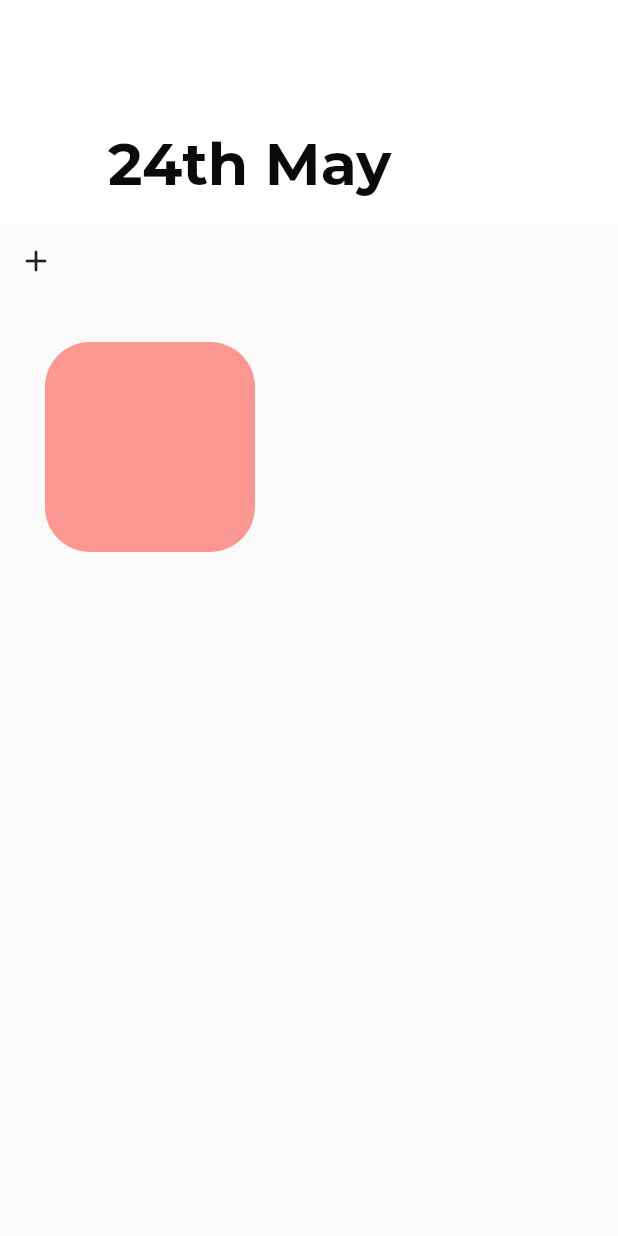
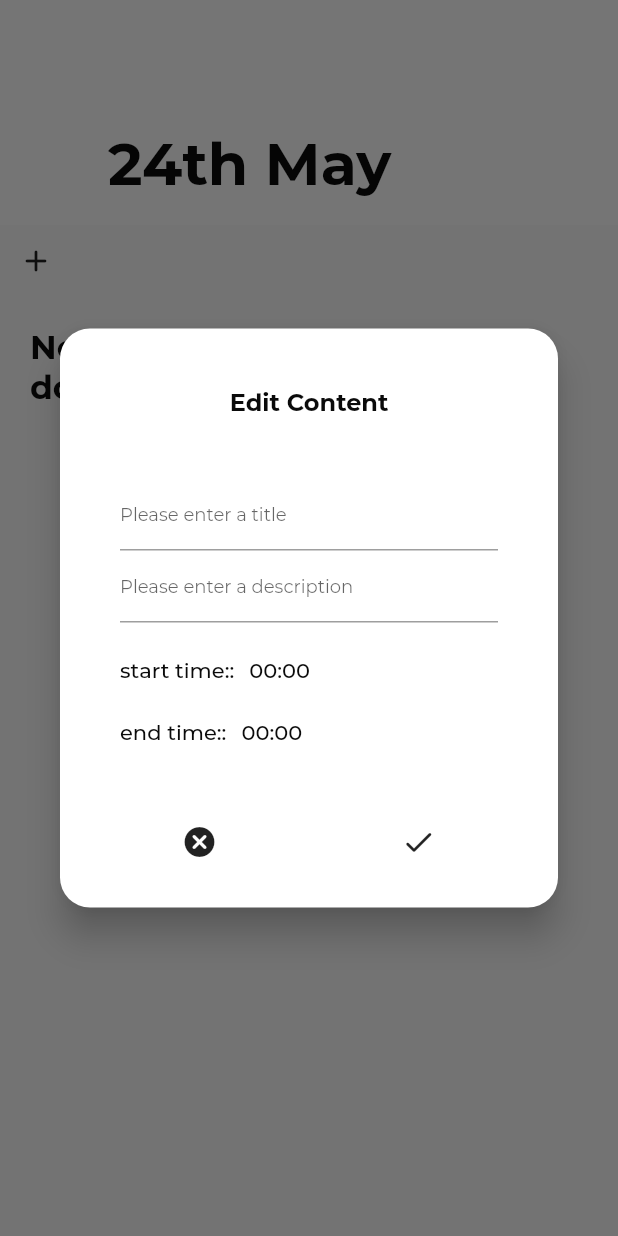
Before and after one commit to TotallyInformatik/plarneit, a Flutter app: the screen it shows after launch, after a tap on the "add" icon, on a phone screen of 412 x 824 dp. Run offline on Flutter 3.47's test engine with Material 2 defaults, Android fonts, the phone set to English and light mode, and no system bars; project files that could hold a hidden picture were left out.

```diff
--- a/lib/DayPage.dart
+++ b/lib/DayPage.dart
@@ -1,5 +1,6 @@
 import 'package:flutter/material.dart';
 import 'package:flutter/rendering.dart';
+import 'package:plarneit/utils/conversion.dart';
 import 'package:plarneit/utils/spacing.dart';
 import 'DayWidgetContainer.dart';
 import 'utils/constants.dart';
@@ -8,26 +9,6 @@ class DayPage extends StatelessWidget {
   DayPage(this.date);
 
   final DateTime date;
-
-  String constructDateStringFromDate(DateTime dateTime) {
-    String suffix;
-    switch (dateTime.day) {
-      case 1:
-        suffix = "st";
-        break;
-      case 2:
-        suffix = "nd";
-        break;
-      case 3:
-        suffix = "rd";
-        break;
-      default:
-        suffix = "th";
-        break;
-    }
-
-    return "${dateTime.day}${suffix} ${MONTH_TO_STRING[dateTime.month]}";
-  }
 
   @override
   Widget build(BuildContext context) {
@@ -40,7 +21,7 @@ class DayPage extends StatelessWidget {
                 expandedHeight: 150.0,
                 flexibleSpace: FlexibleSpaceBar(
                   title: Text(
-                      constructDateStringFromDate(date),
+                      dateToText(date),
                       style: Theme.of(context).textTheme.headline1,
                       textAlign: TextAlign.left
                   ),
--- a/lib/DayWidgetContainer.dart
+++ b/lib/DayWidgetContainer.dart
@@ -2,6 +2,7 @@ import 'package:flutter/material.dart';
 import 'package:flutter/rendering.dart';
 import 'package:plarneit/UrgencyTypes.dart';
 import 'package:plarneit/utils/spacing.dart';
+import 'Dialogs.dart';
 import 'UserMadeWidgets.dart';
 import 'utils/constants.dart';
 
@@ -48,17 +49,30 @@ class _DayWidgetContainerState extends State<DayWidgetContainer> {
               IconButton(
                   icon: Icon(Icons.add_rounded),
                   tooltip: "Add task",
-                  onPressed: () {
+                  onPressed: () async {
+                    Map widgetInformation = await showEditDialog(context);
+
+                    if (widgetInformation.length > 0) {
+
                       setState(() {
                         List<UserMadeWidget> newWidgets = [];
                         newWidgets.addAll(this._widgets);
 
-                      newWidgets.add(UserMadeWidget(urgency: UrgencyTypes.NOT_URGENT_AT_ALL, title: "", description: "", id: this.widget.nextWidgetId, date: DateTime(1), starttime: TimeOfDay(hour: 13, minute: 2), endtime: TimeOfDay(hour: 13, minute: 2)));
+                        newWidgets.add(UserMadeWidget(
+                          urgency: UrgencyTypes.NOT_URGENT_AT_ALL,
+                          id: this.widget.nextWidgetId,
+                          date: this.widget.date,
+                          title: widgetInformation["title"],
+
+
+                        ));
 
                         this._nextWidgetId++;
                         this._widgets = newWidgets;
                         print(this._widgets);
                       });
+
+                    }
                   }
               ),
             ],
--- a/lib/Dialogs.dart
+++ b/lib/Dialogs.dart
@@ -7,7 +7,7 @@ import 'utils/constants.dart';
 import 'UrgencyTypes.dart';
 
 // base function
-Future<Map> showCustomDialog(BuildContext context, String title, List<Widget> content, List<Widget> actions) async {
+Future<Map> showCustomDialog(BuildContext context, String title, List<Widget> content, List<Widget> actions, {GlobalKey<FormState> formKey}) async {
 
   ScrollController _scrollController = ScrollController();
 
@@ -25,6 +25,7 @@ Future<Map> showCustomDialog(BuildContext context, String title, List<Widget> co
             isAlwaysShown: true,
             controller: _scrollController,
             child: ListView(
+              shrinkWrap: true,
               controller: _scrollController,
               children: [
                 Container(
@@ -34,8 +35,12 @@ Future<Map> showCustomDialog(BuildContext context, String title, List<Widget> co
                       children: [
                         Padding( // title
                             padding: EdgeInsets.only(top: innerPadding, bottom: innerPadding),
-                            child: Text(title)
+                            child: Text(title, style: Theme.of(context).textTheme.headline4)
                         ),
+                        Form(
+                          key: formKey,
+                          child: Column(
+                            children: [
                               Padding( // content
                                   padding: EdgeInsets.all(innerPadding),
                                   child: Column(
@@ -49,6 +54,10 @@ Future<Map> showCustomDialog(BuildContext context, String title, List<Widget> co
                                       crossAxisAlignment: CrossAxisAlignment.end,
                                       children: actions.map((action) => Expanded(child: action)).toList()
                                   )
+                              ),
+                            ]
+                          )
+
                         )
                       ]
                   ),
@@ -68,16 +77,28 @@ Future<Map> showEditDialog(BuildContext context) async {
   TimePickerController startTimeController = TimePickerController();
   TimePickerController endTimeController = TimePickerController();
 
+  final _formKey = GlobalKey<FormState>();
+
+
+  Function textFieldValidator = (String value) {
+    if (value == null || value.isEmpty) {
+      return "required field";
+    }
+    return null;
+  };
+
   return await showCustomDialog(context,
     "Edit Content",
     [
-      TextField(
+      TextFormField(
+          validator: textFieldValidator,
           decoration: InputDecoration(
               hintText: "Please enter a title"
           ),
           controller: titleController
       ),
-      TextField(
+      TextFormField(
+          validator: textFieldValidator,
           decoration: InputDecoration(
               hintText: "Please enter a description"
           ),
@@ -102,14 +123,17 @@ Future<Map> showEditDialog(BuildContext context) async {
       IconButton(
         icon: Icon(Icons.done_rounded),
         onPressed: () {
+          if (_formKey.currentState.validate()) {
             Navigator.of(context).pop({
               "title": titleController.text,
               "description": descriptionController.text,
               "start-time": startTimeController.selectedTime,
               "end-time": startTimeController.selectedTime
             });
+          }
         },
       )
-    ]
+    ],
+    formKey: _formKey
   );
 }
--- /dev/null
+++ b/lib/UserMadeWidgetInformation.dart
@@ -0,0 +1,69 @@
+import 'package:flutter/material.dart';
+import 'package:flutter/rendering.dart';
+import 'package:plarneit/utils/conversion.dart';
+import 'package:plarneit/utils/spacing.dart';
+import 'Dialogs.dart';
+import 'utils/constants.dart';
+
+import 'UrgencyTypes.dart';
+
+
+// this class stores all information for userMadeWidgets and updates it accordingly in the json file
+
+
+class UserMadeWidgetInformation {
+
+  UrgencyTypes _urgency;
+  String _title;
+  String _description;
+  TimeOfDay _starttime;
+  TimeOfDay _endtime;
+
+  final int _id;
+  final DateTime _date;
+
+  UrgencyTypes get urgency { return this._urgency; }
+  String get title { return this._title; }
+  String get description { return this._description; }
+  int get id { return this._id; }
+  DateTime get date { return this._date; }
+  TimeOfDay get starttime { return this._starttime; }
+  TimeOfDay get endtime { return this._endtime; }
+
+  set urgency(UrgencyTypes value) {
+    this._urgency = value;
+    this._updateInformation("urgency", enumToString(value));
+  }
+  set title(String value) {
+    this._title = value;
+    this._updateInformation("title", value);
+  }
+  set description(String value) {
+    this._description  = value;
+    this._updateInformation("description", value);
+  }
+  set starttime(TimeOfDay value) {
+    this._starttime = value;
+    this._updateInformation("starttime", timeToString(value));
+  }
+  set endtime(TimeOfDay value) {
+    this._endtime = value;
+    this._updateInformation("endtime", timeToString(value));
+  }
+
+
+  UserMadeWidgetInformation(UrgencyTypes urgency, String title, String description, TimeOfDay starttime, TimeOfDay endtime, this._id, this._date) {
+    this._urgency = urgency;
+    this._title = title;
+    this._description = description;
+    this._starttime = starttime;
+    this._endtime = endtime;
+
+    // TODO: write to json
+  }
+
+  _updateInformation(String jsonKey, String jsonValue) {
+    // TODO: write to json
+  }
+
+}
--- a/lib/main.dart
+++ b/lib/main.dart
@@ -2,6 +2,7 @@ import 'dart:io';
 import 'dart:ui';
 
 import 'package:flutter/material.dart';
+import 'package:plarneit/UrgencyTypes.dart';
 import 'package:plarneit/utils/constants.dart';
 import 'package:plarneit/utils/filehandling.dart';
 
--- a/lib/utils/constants.dart
+++ b/lib/utils/constants.dart
@@ -2,9 +2,12 @@ import 'package:flutter/material.dart';
 
 // UI CONSTANTS
 
+// TODO: rework colors...
+
 const COLOR_WHITE = Color.fromRGBO(255, 255, 255, 1);
 const COLOR_WHITESMOKE = Color.fromRGBO(245, 245, 245, 1);
 const COLOR_INDIAN_RED = Color.fromRGBO(186, 71, 63, 1);
+const COLOR_INDIAN_RED_LIGHT = Color.fromRGBO(212, 97, 97, 1);
 const FONT_COLOR = Color.fromRGBO(10, 10, 10, 1);
 
 const VERY_URGENT_COLOR = Color.fromRGBO(138, 39, 32, 1);
@@ -55,21 +58,5 @@ const double innerPadding = 20;
 
 // Other Constants:
 
-
-const Map<int, String> MONTH_TO_STRING = {
-  1: "January",
-  2: "February",
-  3: "March",
-  4: "April",
-  5: "May",
-  6: "June",
-  7: "Juli",
-  8: "August",
-  9: "September",
-  10: "October",
-  11: "November",
-  12: "December"
-};
-
 // Json Constants:
 const String JSON_FILE_NAME = "localstorage.json";
--- /dev/null
+++ b/lib/utils/conversion.dart
@@ -0,0 +1,57 @@
+import 'package:flutter/material.dart';
+
+String enumToString(Object o) => o.toString().split('.').last;
+
+T enumFromString<T>(String key, List<T> values) =>
+    values.firstWhere((v) => key == enumToString(v), orElse: () => null);
+
+
+String timeToString(TimeOfDay time) {
+  return "${convertToString(time.hour)}:${convertToString(time.minute)}";
+}
+
+String convertToString(int time) {
+  String asString = time.toString();
+  return asString.length > 1 ? asString : "0" + asString;
+}
+
+TimeOfDay timeFromString(String timeString) {
+  List<String> time = timeString.split(":");
+  return TimeOfDay(hour: int.parse(time[0]), minute: int.parse(time[0]));
+}
+
+
+const Map<int, String> MONTH_TO_STRING = {
+  1: "January",
+  2: "February",
+  3: "March",
+  4: "April",
+  5: "May",
+  6: "June",
+  7: "Juli",
+  8: "August",
+  9: "September",
+  10: "October",
+  11: "November",
+  12: "December"
+};
+
+String dateToText(DateTime dateTime) { // not for json!
+  String suffix;
+  switch (dateTime.day) {
+    case 1:
+      suffix = "st";
+      break;
+    case 2:
+      suffix = "nd";
+      break;
+    case 3:
+      suffix = "rd";
+      break;
+    default:
+      suffix = "th";
+      break;
+  }
+
+  return "${dateTime.day}${suffix} ${MONTH_TO_STRING[dateTime.month]}";
+}
```
Also changed, not shown: lib/TimePicker.dart (+32 -16 lines). Lines whose indentation alone changed are shown as unchanged.
